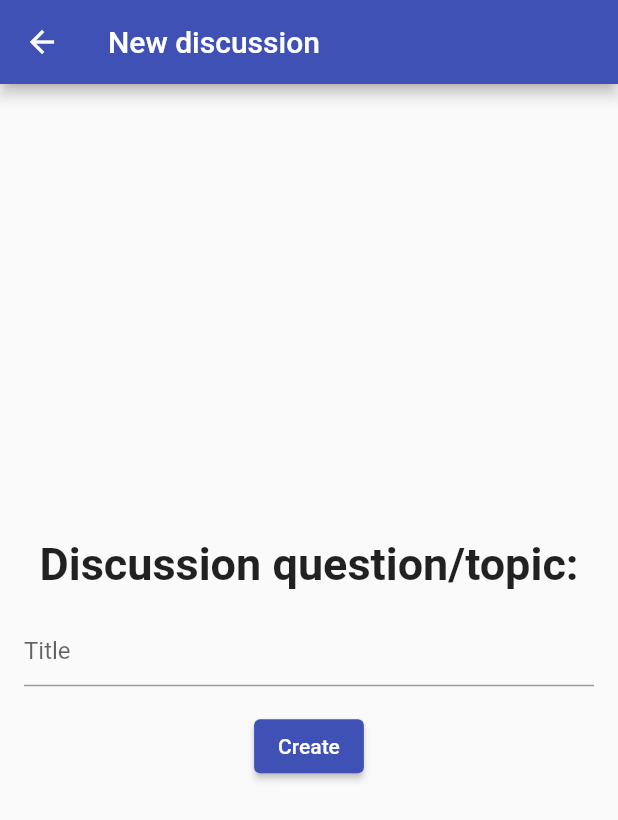
After one commit to InnoSWP/ReusEdAppG7, a Flutter app: the NewDiscussionScreen screen opened directly, on a phone screen of 412 x 824 dp. The commit adds this screen. Shown: the top 820 px of the screen. Run offline on Flutter 3.47's test engine with Material 2 defaults, Android fonts, the phone set to English and light mode, and no system bars; our stand-ins replace cloud_firestore, firebase_auth, firebase_core; accounts and stored records are empty.

Commit message:
Feature - change color scheme and fix bugs

```diff
--- /dev/null
+++ b/reused_flutter/lib/models/discussion_model.dart
@@ -0,0 +1,13 @@
+import 'package:reused_flutter/models/discussion_comment_model.dart';
+import 'package:reused_flutter/models/user_model.dart';
+
+class DiscussionModel {
+  final UserModel author;
+  final String title;
+  final List<DiscussionCommentModel> comments;
+  DiscussionModel({
+    required this.author,
+    required this.title,
+    required this.comments,
+  });
+}
--- /dev/null
+++ b/reused_flutter/lib/screens/forum/new_discussion_screen.dart
@@ -0,0 +1,67 @@
+import 'package:flutter/material.dart';
+import 'package:provider/provider.dart';
+import 'package:reused_flutter/providers/discussion_provider.dart';
+
+class NewDiscussionScreen extends StatefulWidget {
+  static const routeName = "/new_discussion";
+  const NewDiscussionScreen({Key? key}) : super(key: key);
+
+  @override
+  State<NewDiscussionScreen> createState() => _NewDiscussionScreenState();
+}
+
+class _NewDiscussionScreenState extends State<NewDiscussionScreen> {
+  String _discussionTitle = '';
+
+  @override
+  Widget build(BuildContext context) {
+    final discussionProvider = Provider.of<DiscussionProvider>(context);
+
+    return Scaffold(
+      appBar: AppBar(
+        title: const Text("New discussion"),
+      ),
+      body: Center(
+        child: Column(
+          mainAxisAlignment: MainAxisAlignment.center,
+          crossAxisAlignment: CrossAxisAlignment.center,
+          children: [
+            const Text(
+              'Discussion question/topic:',
+              style: TextStyle(
+                fontSize: 30,
+                fontWeight: FontWeight.w600,
+              ),
+            ),
+            Padding(
+              padding: const EdgeInsets.all(16),
+              child: Form(
+                child: TextFormField(
+                  decoration: const InputDecoration(
+                    hintText: "Title",
+                  ),
+                  onChanged: (value) {
+                    _discussionTitle = value;
+                  },
+                  validator: (value) {
+                    if (value!.isEmpty) {
+                      return 'Title should not be empty';
+                    }
+                    return null;
+                  },
+                ),
+              ),
+            ),
+            ElevatedButton(
+              onPressed: () {
+                discussionProvider.createNewDiscussion(_discussionTitle);
+                Navigator.pop(context);
+              },
+              child: const Text("Create"),
+            ),
+          ],
+        ),
+      ),
+    );
+  }
+}
```
Also changed, not shown: reused_flutter/lib/main.dart (+12 -4 lines), reused_flutter/lib/models/discussion_comment_model.dart (added, +14 -0 lines), reused_flutter/lib/providers/discussion_provider.dart (added, +44 -0 lines), reused_flutter/lib/screens/chat/chat_screen.dart (+8 -6 lines), reused_flutter/lib/screens/forum/discussion_screen.dart (added, +146 -0 lines), 1 other file.
